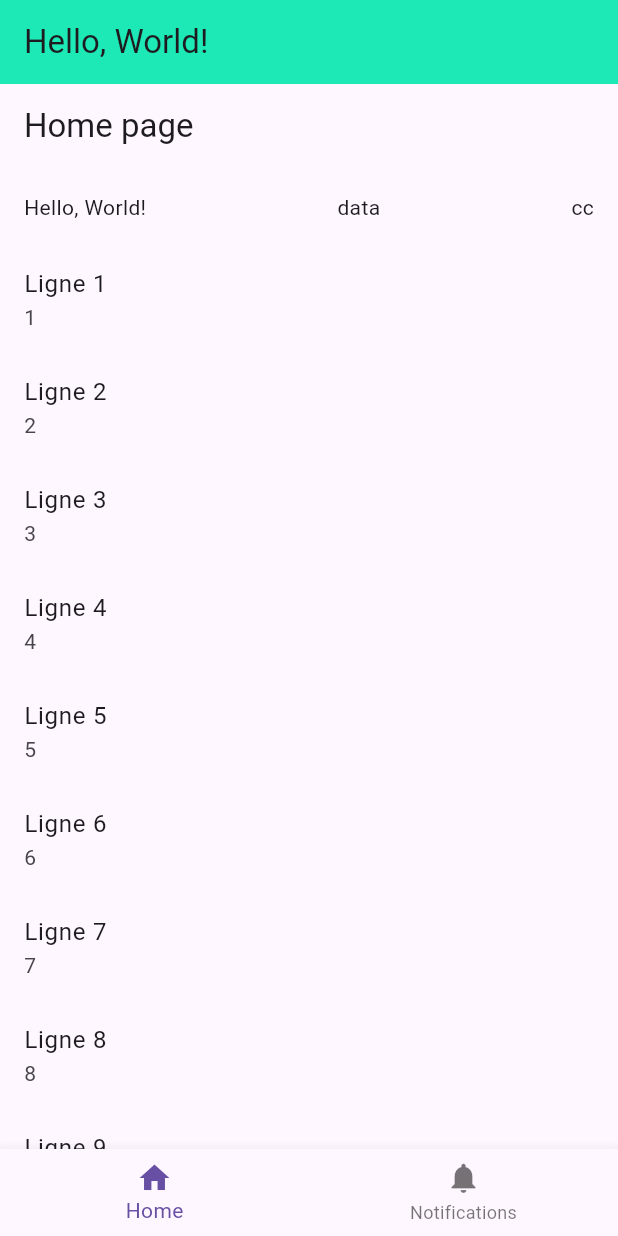
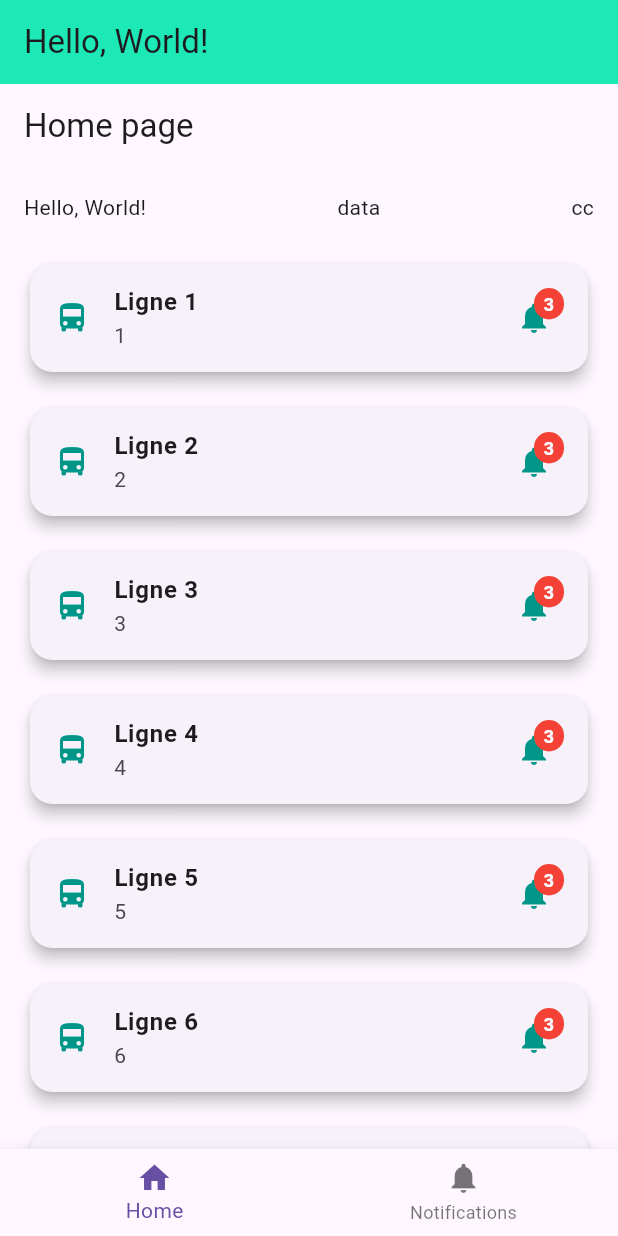
Before and after one commit to hugolhld/ratipi-app, a Flutter app: the screen it shows after launch, on a phone screen of 412 x 824 dp. Run offline on Flutter 3.47's test engine with Material 3 defaults, Android fonts, the phone set to English and light mode, and no system bars; our stand-ins replace shared_preferences.

Commit message:
chore(): update home page design

```diff
--- a/lib/components/ListItem.dart
+++ b/lib/components/ListItem.dart
@@ -1,32 +1,85 @@
 import 'package:explore_fultter/components/ListAlert.dart';
+import 'package:explore_fultter/components/StopView.dart';
 import 'package:flutter/material.dart';
 
 class ListItem extends StatelessWidget {
   final String title;
   final String? subtitle;
-  // final VoidCallback? onTap;
 
   const ListItem({
     required this.title,
     this.subtitle,
-    // this.onTap,
     super.key,
   });
 
   @override
   Widget build(BuildContext context) {
-    return ListTile(
-      title: Text(title),
-      subtitle: subtitle != null ? Text(subtitle!) : null,
+    return Padding(
+      padding: const EdgeInsets.symmetric(
+          vertical: 8.0,
+          horizontal: 16.0), // Ajoute de l'espace autour des cartes
+      child: Card(
+        shape: RoundedRectangleBorder(
+          borderRadius:
+              BorderRadius.circular(15.0), // Coins arrondis de la carte
+        ),
+        elevation: 4, // Ajoute une ombre sous la carte pour un effet 3D
+        child: InkWell(
+          borderRadius: BorderRadius.circular(
+              15.0), // Assure que l'effet d'encre suit la forme arrondie
           onTap: () {
-        // Open chat view
+            if (subtitle != null) {
               Navigator.push(
                 context,
                 MaterialPageRoute(
-            builder: (context) => ListAlert(title: title, routeId: subtitle),
+                  builder: (context) => StopView(stopTitle: subtitle!),
                 ),
               );
+            }
           },
+          child: ListTile(
+            title: Text(
+              title,
+              style: const TextStyle(fontWeight: FontWeight.bold),
+            ),
+            subtitle: subtitle != null ? Text(subtitle!) : null,
+            leading: const Icon(Icons.directions_bus,
+                color: Colors.teal), // Icône devant le texte
+            trailing: Stack(
+              clipBehavior:
+                  Clip.none, // Permet d'afficher le badge en dehors du Stack
+              children: [
+                const Icon(Icons.notifications,
+                    color: Colors.teal), // Icône de notification
+                Positioned(
+                  right: -8, // Décale le badge à droite de l'icône
+                  top: -8, // Décale le badge vers le haut
+                  child: Container(
+                    padding: const EdgeInsets.all(2),
+                    decoration: BoxDecoration(
+                      color: Colors.red,
+                      borderRadius: BorderRadius.circular(12),
+                    ),
+                    constraints: const BoxConstraints(
+                      minWidth: 20,
+                      minHeight: 20,
+                    ),
+                    child: const Text(
+                      '3', // Nombre de notifications (peut être dynamique)
+                      style: TextStyle(
+                        color: Colors.white,
+                        fontSize: 12,
+                        fontWeight: FontWeight.bold,
+                      ),
+                      textAlign: TextAlign.center,
+                    ),
+                  ),
+                ),
+              ],
+            ),
+          ),
+        ),
+      ),
     );
   }
 }
```
Lines whose indentation alone changed are shown as unchanged.
